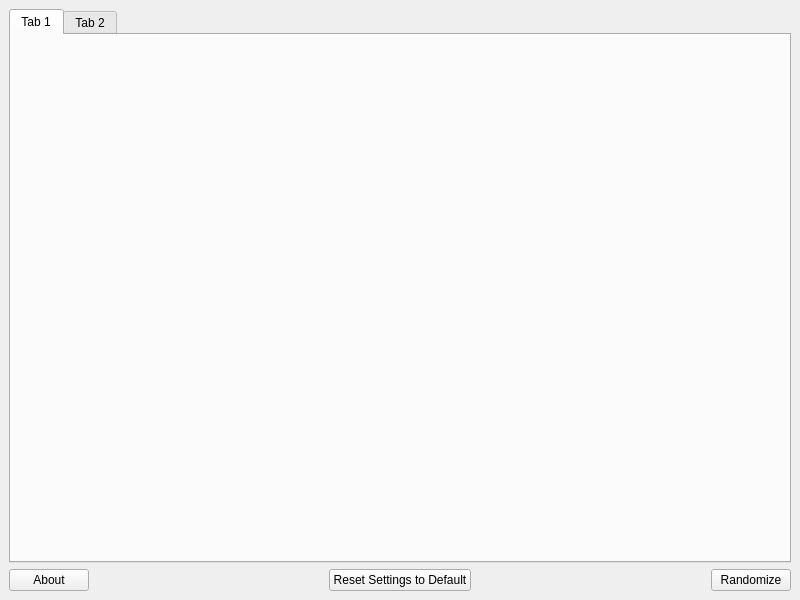
The window that gui/ui/main.ui (mint-choc-chip-skyblade/sshd-rando) describes before a commit, drawn with Qt 5.
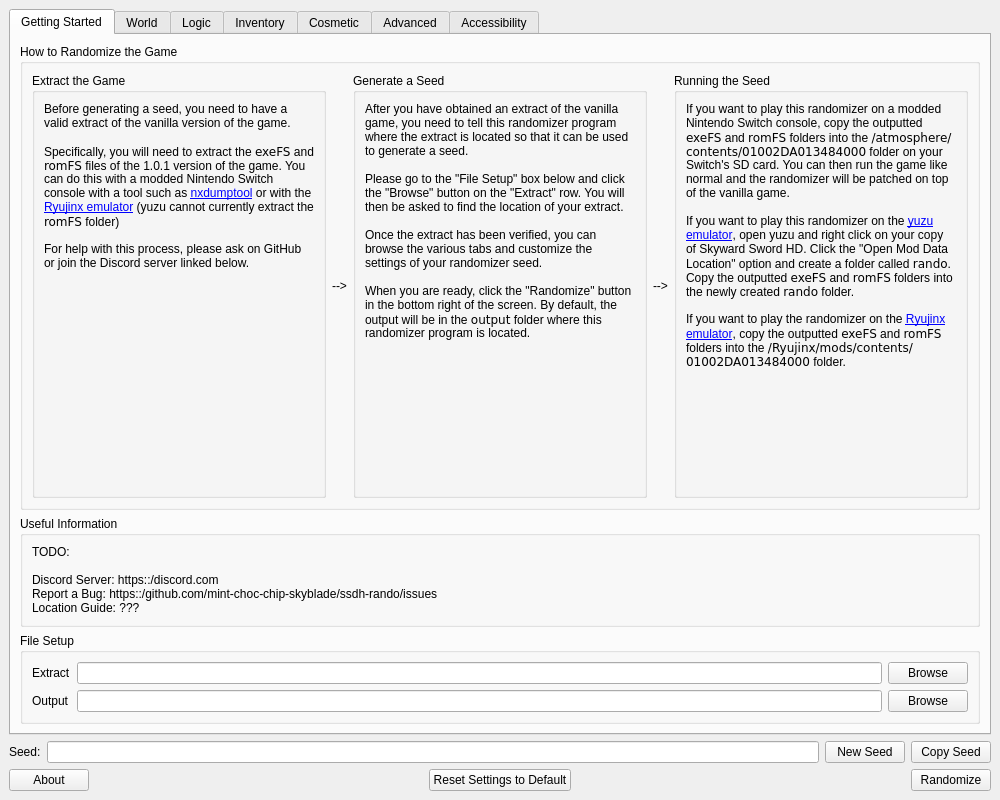
The same window after the commit.

Commit message: Add setup guide to first tab

Diff of the .ui file:
```diff
--- a/gui/ui/main.ui
+++ b/gui/ui/main.ui
@@ -6,8 +6,8 @@
    <rect>
     <x>0</x>
     <y>0</y>
-    <width>800</width>
-    <height>600</height>
+    <width>1000</width>
+    <height>800</height>
    </rect>
   </property>
   <property name="windowTitle">
@@ -17,18 +17,346 @@
    <layout class="QVBoxLayout" name="verticalLayout_2">
     <item>
      <widget class="QTabWidget" name="tab_widget">
-      <widget class="QWidget" name="tab">
+      <property name="currentIndex">
+       <number>0</number>
+      </property>
+      <widget class="QWidget" name="getting_started_tab">
        <attribute name="title">
-        <string>Tab 1</string>
+        <string>Getting Started</string>
        </attribute>
+       <layout class="QVBoxLayout" name="verticalLayout_4">
+        <item>
+         <widget class="QGroupBox" name="how_to_group_box">
+          <property name="sizePolicy">
+           <sizepolicy hsizetype="Preferred" vsizetype="Expanding">
+            <horstretch>0</horstretch>
+            <verstretch>0</verstretch>
+           </sizepolicy>
+          </property>
+          <property name="title">
+           <string>How to Randomize the Game</string>
+          </property>
+          <layout class="QHBoxLayout" name="horizontalLayout_3">
+           <item>
+            <widget class="QGroupBox" name="how_to_extract_group_box">
+             <property name="sizePolicy">
+              <sizepolicy hsizetype="Expanding" vsizetype="Preferred">
+               <horstretch>0</horstretch>
+               <verstretch>0</verstretch>
+              </sizepolicy>
+             </property>
+             <property name="title">
+              <string>Extract the Game</string>
+             </property>
+             <layout class="QVBoxLayout" name="verticalLayout_5">
+              <item>
+               <widget class="QLabel" name="how_to_extract_label">
+                <property name="sizePolicy">
+                 <sizepolicy hsizetype="Ignored" vsizetype="Preferred">
+                  <horstretch>0</horstretch>
+                  <verstretch>0</verstretch>
+                 </sizepolicy>
+                </property>
+                <property name="text">
+                 <string>Before generating a seed, you need to have a valid extract of the vanilla version of the game.&lt;br&gt;&lt;br&gt;
+
+Specifically, you will need to extract the &lt;code&gt;exeFS&lt;/code&gt; and &lt;code&gt;romFS&lt;/code&gt; files of the 1.0.1 version of the game. You can do this with a modded Nintendo Switch console with a tool such as &lt;a href=&quot;https://github.com/DarkMatterCore/nxdumptool&quot;&gt;nxdumptool&lt;/a&gt; or with the &lt;a href=&quot;https://ryujinx.org&quot;&gt;Ryujinx emulator&lt;/a&gt; (yuzu cannot currently extract the &lt;code&gt;romFS&lt;/code&gt; folder)&lt;br&gt;&lt;br&gt;
+
+For help with this process, please ask on GitHub or join the Discord server linked below.</string>
+                </property>
+                <property name="textFormat">
+                 <enum>Qt::RichText</enum>
+                </property>
+                <property name="alignment">
+                 <set>Qt::AlignLeading|Qt::AlignLeft|Qt::AlignTop</set>
+                </property>
+                <property name="wordWrap">
+                 <bool>true</bool>
+                </property>
+                <property name="openExternalLinks">
+                 <bool>true</bool>
+                </property>
+                <property name="textInteractionFlags">
+                 <set>Qt::LinksAccessibleByKeyboard|Qt::LinksAccessibleByMouse</set>
+                </property>
+               </widget>
+              </item>
+             </layout>
+            </widget>
+           </item>
+           <item>
+            <widget class="QLabel" name="how_to_left_arrow_label">
+             <property name="sizePolicy">
+              <sizepolicy hsizetype="Preferred" vsizetype="Preferred">
+               <horstretch>0</horstretch>
+               <verstretch>0</verstretch>
+              </sizepolicy>
+             </property>
+             <property name="text">
+              <string>--&gt;</string>
+             </property>
+             <property name="alignment">
+              <set>Qt::AlignCenter</set>
+             </property>
+            </widget>
+           </item>
+           <item>
+            <widget class="QGroupBox" name="how_to_generate_group_box">
+             <property name="sizePolicy">
+              <sizepolicy hsizetype="Expanding" vsizetype="Preferred">
+               <horstretch>0</horstretch>
+               <verstretch>0</verstretch>
+              </sizepolicy>
+             </property>
+             <property name="title">
+              <string>Generate a Seed</string>
+             </property>
+             <layout class="QVBoxLayout" name="verticalLayout_6">
+              <item>
+               <widget class="QLabel" name="how_to_generate_label">
+                <property name="sizePolicy">
+                 <sizepolicy hsizetype="Ignored" vsizetype="Preferred">
+                  <horstretch>0</horstretch>
+                  <verstretch>0</verstretch>
+                 </sizepolicy>
+                </property>
+                <property name="text">
+                 <string>After you have obtained an extract of the vanilla game, you need to tell this randomizer program where the extract is located so that it can be used to generate a seed.&lt;br&gt;&lt;br&gt;
+
+Please go to the &quot;File Setup&quot; box below and click the &quot;Browse&quot; button on the &quot;Extract&quot; row. You will then be asked to find the location of your extract.&lt;br&gt;&lt;br&gt;
+
+Once the extract has been verified, you can browse the various tabs and customize the settings of your randomizer seed.&lt;br&gt;&lt;br&gt;
+
+When you are ready, click the &quot;Randomize&quot; button in the bottom right of the screen. By default, the output will be in the &lt;code&gt;output&lt;/code&gt; folder where this randomizer program is located.</string>
+                </property>
+                <property name="textFormat">
+                 <enum>Qt::RichText</enum>
+                </property>
+                <property name="alignment">
+                 <set>Qt::AlignLeading|Qt::AlignLeft|Qt::AlignTop</set>
+                </property>
+                <property name="wordWrap">
+                 <bool>true</bool>
+                </property>
+                <property name="openExternalLinks">
+                 <bool>true</bool>
+                </property>
+                <property name="textInteractionFlags">
+                 <set>Qt::LinksAccessibleByKeyboard|Qt::LinksAccessibleByMouse</set>
+                </property>
+               </widget>
+              </item>
+             </layout>
+            </widget>
+           </item>
+           <item>
+            <widget class="QLabel" name="how_to_right_arrow_label">
+             <property name="sizePolicy">
+              <sizepolicy hsizetype="Preferred" vsizetype="Preferred">
+               <horstretch>0</horstretch>
+               <verstretch>0</verstretch>
+              </sizepolicy>
+             </property>
+             <property name="text">
+              <string>--&gt;</string>
+             </property>
+            </widget>
+           </item>
+           <item>
+            <widget class="QGroupBox" name="how_to_running_group_box">
+             <property name="sizePolicy">
+              <sizepolicy hsizetype="Expanding" vsizetype="Preferred">
+               <horstretch>0</horstretch>
+               <verstretch>0</verstretch>
+              </sizepolicy>
+             </property>
+             <property name="title">
+              <string>Running the Seed</string>
+             </property>
+             <layout class="QVBoxLayout" name="verticalLayout_7">
+              <item>
+               <widget class="QLabel" name="how_to_running_label">
+                <property name="sizePolicy">
+                 <sizepolicy hsizetype="Ignored" vsizetype="Preferred">
+                  <horstretch>0</horstretch>
+                  <verstretch>0</verstretch>
+                 </sizepolicy>
+                </property>
+                <property name="text">
+                 <string>If you want to play this randomizer on a modded Nintendo Switch console, copy the outputted &lt;code&gt;exeFS&lt;/code&gt; and &lt;code&gt;romFS&lt;/code&gt; folders into the &lt;code&gt;/atmosphere/contents/01002DA013484000&lt;/code&gt; folder on your Switch's SD card. You can then run the game like normal and the randomizer will be patched on top of the vanilla game.&lt;br&gt;&lt;br&gt;
+
+If you want to play this randomizer on the &lt;a href=&quot;https://yuzu-emu.org/&quot;&gt;yuzu emulator&lt;/a&gt;, open yuzu and right click on your copy of Skyward Sword HD. Click the &quot;Open Mod Data Location&quot; option and create a folder called &lt;code&gt;rando&lt;/code&gt;. Copy the outputted &lt;code&gt;exeFS&lt;/code&gt; and &lt;code&gt;romFS&lt;/code&gt; folders into the newly created &lt;code&gt;rando&lt;/code&gt; folder.&lt;br&gt;&lt;br&gt;
+
+If you want to play the randomizer on the &lt;a href=&quot;https://ryujinx.org/&quot;&gt;Ryujinx emulator&lt;/a&gt;, copy the outputted &lt;code&gt;exeFS&lt;/code&gt; and &lt;code&gt;romFS&lt;/code&gt; folders into the &lt;code&gt;/Ryujinx/mods/contents/01002DA013484000&lt;/code&gt; folder.</string>
+                </property>
+                <property name="textFormat">
+                 <enum>Qt::RichText</enum>
+                </property>
+                <property name="alignment">
+                 <set>Qt::AlignLeading|Qt::AlignLeft|Qt::AlignTop</set>
+                </property>
+                <property name="wordWrap">
+                 <bool>true</bool>
+                </property>
+                <property name="openExternalLinks">
+                 <bool>true</bool>
+                </property>
+                <property name="textInteractionFlags">
+                 <set>Qt::LinksAccessibleByKeyboard|Qt::LinksAccessibleByMouse</set>
+                </property>
+               </widget>
+              </item>
+             </layout>
+            </widget>
+           </item>
+          </layout>
+         </widget>
+        </item>
+        <item>
+         <widget class="QGroupBox" name="useful_info_group_box">
+          <property name="title">
+           <string>Useful Information</string>
+          </property>
+          <layout class="QHBoxLayout" name="horizontalLayout_2">
+           <item>
+            <widget class="QLabel" name="useful_info_label">
+             <property name="text">
+              <string>TODO:&lt;br&gt;&lt;br&gt;
+
+Discord Server: https::/discord.com&lt;br&gt;
+Report a Bug: https::/github.com/mint-choc-chip-skyblade/ssdh-rando/issues&lt;br&gt;
+Location Guide: ???</string>
+             </property>
+            </widget>
+           </item>
+          </layout>
+         </widget>
+        </item>
+        <item>
+         <widget class="QGroupBox" name="file_setup_group_box">
+          <property name="title">
+           <string>File Setup</string>
+          </property>
+          <layout class="QGridLayout" name="gridLayout">
+           <item row="1" column="0">
+            <widget class="QLabel" name="extract_label">
+             <property name="sizePolicy">
+              <sizepolicy hsizetype="Preferred" vsizetype="Preferred">
+               <horstretch>0</horstretch>
+               <verstretch>0</verstretch>
+              </sizepolicy>
+             </property>
+             <property name="text">
+              <string>Extract</string>
+             </property>
+            </widget>
+           </item>
+           <item row="1" column="2">
+            <widget class="QLineEdit" name="extract_line_edit">
+             <property name="sizePolicy">
+              <sizepolicy hsizetype="Expanding" vsizetype="Fixed">
+               <horstretch>0</horstretch>
+               <verstretch>0</verstretch>
+              </sizepolicy>
+             </property>
+            </widget>
+           </item>
+           <item row="1" column="3">
+            <widget class="QPushButton" name="extract_button">
+             <property name="text">
+              <string>Browse</string>
+             </property>
+            </widget>
+           </item>
+           <item row="2" column="2">
+            <widget class="QLineEdit" name="output_line_edit"/>
+           </item>
+           <item row="2" column="0">
+            <widget class="QLabel" name="output_label">
+             <property name="sizePolicy">
+              <sizepolicy hsizetype="Preferred" vsizetype="Preferred">
+               <horstretch>0</horstretch>
+               <verstretch>0</verstretch>
+              </sizepolicy>
+             </property>
+             <property name="text">
+              <string>Output</string>
+             </property>
+            </widget>
+           </item>
+           <item row="2" column="3">
+            <widget class="QPushButton" name="output_button">
+             <property name="text">
+              <string>Browse</string>
+             </property>
+            </widget>
+           </item>
+          </layout>
+         </widget>
+        </item>
+       </layout>
       </widget>
       <widget class="QWidget" name="tab_2">
        <attribute name="title">
-        <string>Tab 2</string>
+        <string>World</string>
        </attribute>
       </widget>
+      <widget class="QWidget" name="logic_tab">
+       <attribute name="title">
+        <string>Logic</string>
+       </attribute>
+      </widget>
+      <widget class="QWidget" name="inventory_tab">
+       <attribute name="title">
+        <string>Inventory</string>
+       </attribute>
+      </widget>
+      <widget class="QWidget" name="cosmetic_tab">
+       <attribute name="title">
+        <string>Cosmetic</string>
+       </attribute>
+      </widget>
+      <widget class="QWidget" name="advanced_tab">
+       <attribute name="title">
+        <string>Advanced</string>
+       </attribute>
+      </widget>
+      <widget class="QWidget" name="accessibility_tab">
+       <attribute name="title">
+        <string>Accessibility</string>
+       </attribute>
+       <layout class="QVBoxLayout" name="verticalLayout_3"/>
+      </widget>
      </widget>
     </item>
+    <item>
+     <layout class="QHBoxLayout" name="seed_layout">
+      <item>
+       <widget class="QLabel" name="seed_label">
+        <property name="text">
+         <string>Seed:</string>
+        </property>
+       </widget>
+      </item>
+      <item>
+       <widget class="QLineEdit" name="seed_line_edit"/>
+      </item>
+      <item>
+       <widget class="QPushButton" name="new_seed_button">
+        <property name="text">
+         <string>New Seed</string>
+        </property>
+       </widget>
+      </item>
+      <item>
+       <widget class="QPushButton" name="copy_seed_button">
+        <property name="text">
+         <string>Copy Seed</string>
+        </property>
+       </widget>
+      </item>
+     </layout>
+    </item>
     <item>
      <layout class="QHBoxLayout" name="footer_layout">
       <item>
```
Left out of the diff: 2 changed lines with no effect on the pictures. The commit also changes 1 other file.
